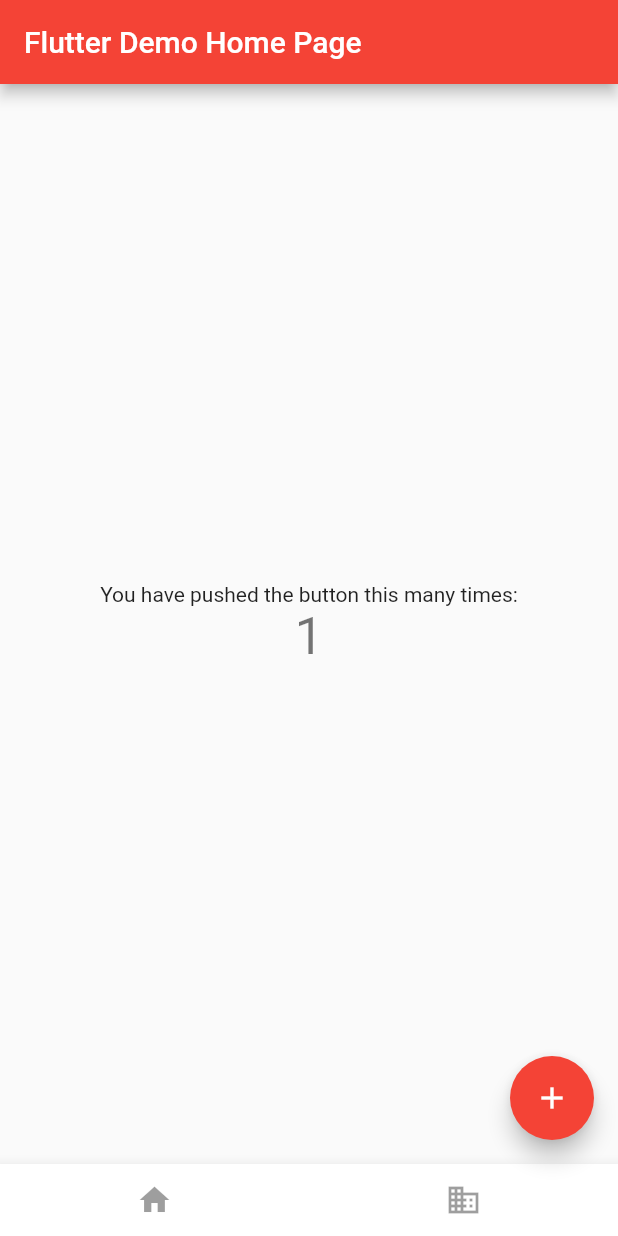
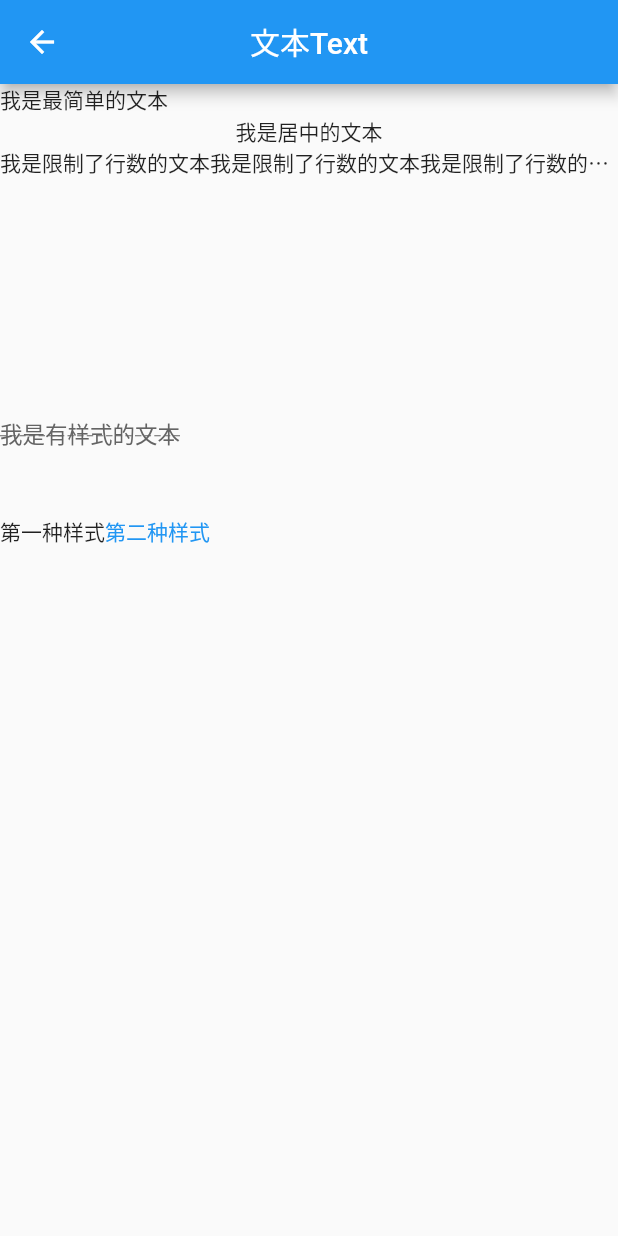
Before and after one commit to cybtls/flutter_demo, a Flutter app: the screen it shows after launch, after a tap on the "add" icon, on a phone screen of 412 x 824 dp. Run offline on Flutter 3.47's test engine with Material 2 defaults, Android fonts, the phone set to English and light mode, and no system bars; network calls fail.

Commit message:
说完基础组件

```diff
--- /dev/null
+++ b/lib/demo/Text.dart
@@ -0,0 +1,67 @@
+import 'package:flutter/material.dart';
+
+class TextDemo extends StatefulWidget {
+  @override
+  _TextDemoState createState() => _TextDemoState();
+}
+
+class _TextDemoState extends State<TextDemo>
+    with SingleTickerProviderStateMixin {
+  @override
+  void initState() {
+    super.initState();
+  }
+
+  @override
+  void dispose() {
+    super.dispose();
+  }
+
+  @override
+  Widget build(BuildContext context) {
+    return Scaffold(
+      appBar: AppBar(
+        centerTitle: true,
+        title: Text('文本Text'),
+      ),
+      body: ListView(
+        children: <Widget>[
+          Text('我是最简单的文本'),
+          Text(
+            '我是居中的文本',
+            textAlign: TextAlign.center,
+            //这个居中是相对于它自身所在位置或者说它父级的宽度（不是相对于屏幕），如果父级的宽度变宽，它的位置也会改变
+          ),
+          Text(
+            '我是限制了行数的文本' * 9,
+            maxLines: 1,
+            overflow: TextOverflow.ellipsis,
+          ),
+          Text(
+            '我是有样式的文本',
+            style: TextStyle(
+              // backgroundColor: Colors.blue, //背景色 Colors是直接用官方给的颜色
+              color: Color.fromRGBO(100, 100, 100,
+                  1), //字体颜色 Color.fromRGBO（red,green,bule,opacity）可以自定义颜色，还有一个是Color.fromARGB
+              fontSize: 15,
+              height: 15, //该属性用于指定行高，但它并不是一个绝对值，而是一个因子，具体的行高等于fontSize*height
+              decoration: TextDecoration.lineThrough, //下划线,上划线等
+              decorationStyle: TextDecorationStyle.dashed, //上面那个属性的样式
+            ),
+          ),
+          Text.rich(
+            TextSpan(
+              children: [
+                TextSpan(text: "第一种样式"),
+                TextSpan(
+                  text: "第二种样式",
+                  style: TextStyle(color: Colors.blue),
+                ),
+              ],
+            ),
+          ),
+        ],
+      ),
+    );
+  }
+}
--- a/lib/main.dart
+++ b/lib/main.dart
@@ -1,4 +1,5 @@
 import 'package:flutter/material.dart';
+import './router/router.dart';
 
 void main() => runApp(MyApp());
 
@@ -6,66 +7,13 @@ class MyApp extends StatelessWidget {
   @override
   Widget build(BuildContext context) {
     return MaterialApp(
-      title: 'Flutter Demo',
+      debugShowCheckedModeBanner: false,
+      // routes: routes,
+      onGenerateRoute: onGenerateRoute,
       theme: ThemeData(
-        primarySwatch: Colors.red,
+        primarySwatch: Colors.blue,
       ),
-      home: MyHomePage(title: 'Flutter Demo Home Page'),
+      initialRoute: '/',
     );
   }
 }
-
-class MyHomePage extends StatefulWidget {
-  MyHomePage({Key key, this.title}) : super(key: key);
-  final String title;
-  @override
-  _MyHomePageState createState() => _MyHomePageState();
-}
-
-class _MyHomePageState extends State<MyHomePage> {
-  int _counter = 0;
-
-  void _incrementCounter() {
-    setState(() {
-      _counter++;
-    });
-  }
-
-  @override
-  Widget build(BuildContext context) {
-    return Scaffold(
-      appBar: AppBar(
-        title: Text(widget.title),
-      ),
-      body: Center(
-        child: Column(
-          mainAxisAlignment: MainAxisAlignment.center,
-          children: <Widget>[
-            Text(
-              'You have pushed the button this many times:',
-            ),
-            Text(
-              '$_counter',
-              style: Theme.of(context).textTheme.display1,
-            ),
-          ],
-        ),
-      ),
-      floatingActionButton: FloatingActionButton(
-        onPressed: _incrementCounter,
-        tooltip: 'Increment',
-        child: Icon(Icons.add),
-      ),
-      bottomNavigationBar: BottomAppBar(
-        color: Colors.white,
-        child: Row(
-          children: [
-            IconButton(icon: Icon(Icons.home)),
-            IconButton(icon: Icon(Icons.business)),
-          ],
-          mainAxisAlignment: MainAxisAlignment.spaceAround, //均分底部导航栏横向空间
-        ),
-      ),
-    );
-  }
-}
--- /dev/null
+++ b/lib/page/homePage.dart
@@ -0,0 +1,62 @@
+import 'package:flutter/material.dart';
+
+class MyHomePage extends StatefulWidget {
+  @override
+  _MyHomePageState createState() => _MyHomePageState();
+}
+
+class _MyHomePageState extends State<MyHomePage> {
+  int _counter = 0;
+
+  void _incrementCounter() {
+    setState(() {
+      _counter++;
+    });
+  }
+
+  @override
+  Widget build(BuildContext context) {
+    return Scaffold(
+      appBar: AppBar(
+        title: Text('Flutter Demo Entry'),
+      ),
+      body: Center(
+        child: Column(
+          mainAxisAlignment: MainAxisAlignment.center,
+          children: <Widget>[
+            Text(
+              'You have pushed the button this many times:',
+            ),
+            Text(
+              '$_counter',
+              style: Theme.of(context).textTheme.display1,
+            ),
+            RaisedButton(
+              child: Text("Demo"),
+              onPressed: () {
+                Navigator.pushNamed(context, '/demoEntry');
+              },
+            ),
+          ],
+        ),
+      ),
+      floatingActionButton: FloatingActionButton(
+        onPressed: () {
+          Navigator.pushNamed(context, '/textDemo');
+        },
+        tooltip: 'Increment',
+        child: Icon(Icons.add),
+      ),
+      bottomNavigationBar: BottomAppBar(
+        color: Colors.white,
+        child: Row(
+          children: [
+            IconButton(icon: Icon(Icons.home)),
+            IconButton(icon: Icon(Icons.business)),
+          ],
+          mainAxisAlignment: MainAxisAlignment.spaceAround, //均分底部导航栏横向空间
+        ),
+      ),
+    );
+  }
+}
--- /dev/null
+++ b/lib/router/router.dart
@@ -0,0 +1,44 @@
+import 'package:flutter/material.dart';
+import '../page/homePage.dart';
+import '../page/404.dart';
+
+/* demo */
+import '../demo/index.dart';
+import '../demo/Text.dart';
+import '../demo/button.dart';
+import '../demo/imgAndIcon.dart';
+import '../demo/input.dart';
+import '../demo/container.dart';
+
+final routes = {
+  '/': (context) => MyHomePage(),
+  '/notFind': (context) => NotFind(),
+  /* demo */
+  '/demoEntry': (context) => DemoEntry(),
+  '/textDemo': (context, {arguments}) => TextDemo(),
+  '/buttonDemo': (context, {arguments}) => ButtonDemo(),
+  '/imgAndIcon': (context, {arguments}) => ImgAndIcon(),
+  '/inputDemo': (context, {arguments}) => InputDemo(),
+  '/containerDemo': (context, {arguments}) => ContainerDemo(),
+};
+
+/* 路由拦截 */
+Function onGenerateRoute = (RouteSettings settings) {
+  final String routeName = settings.name;
+  final Function buildContext = routes[routeName];
+  Route route;
+  // print(buildContext);
+  if (buildContext != null) {
+    if (settings.arguments != null) {
+      route = MaterialPageRoute(
+          builder: (context) =>
+              buildContext(context, arguments: settings.arguments));
+    } else {
+      route = MaterialPageRoute(builder: (context) => buildContext(context));
+    }
+  } else {
+    route =
+        MaterialPageRoute(builder: (context) => routes['/notFind'](context));
+  }
+  return route;
+};
```
Also changed, not shown: lib/demo/button.dart (added, +70 -0 lines), lib/demo/container.dart (added, +70 -0 lines), lib/demo/imgAndIcon.dart (added, +54 -0 lines), lib/demo/index.dart (added, +62 -0 lines), lib/demo/input.dart (added, +43 -0 lines), lib/page/404.dart (added, +20 -0 lines), pubspec.yaml (+7 -1 lines), images/demo/img1.jpg (added), images/demo/img2.jpg (added), pubspec.lock.
